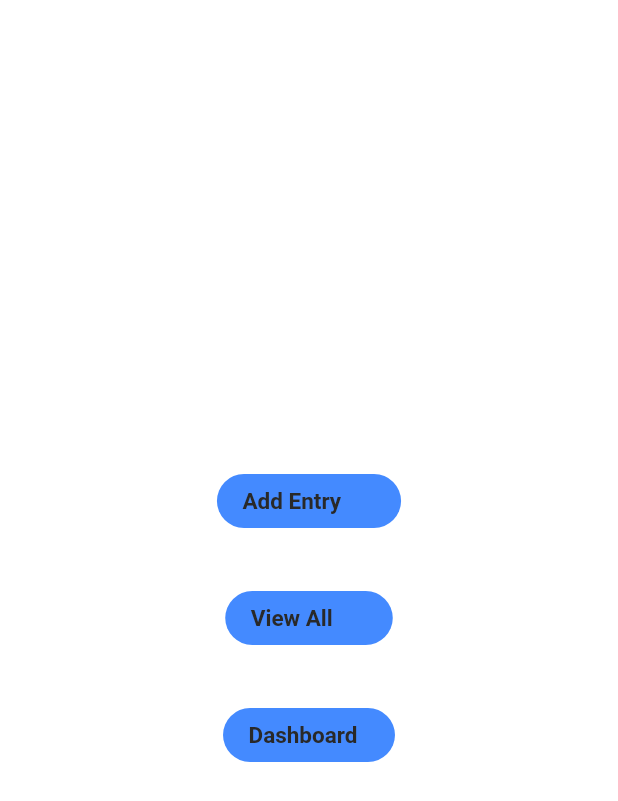
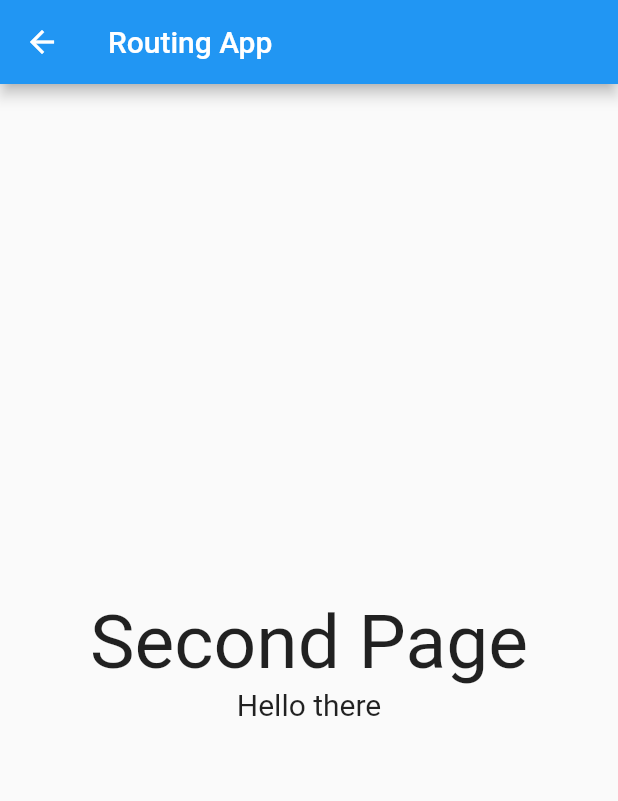
Before and after one commit to akhileshboodhun/book_keeping_app, a Flutter app: the screen it shows after launch, after a tap on "Dashboard", on a phone screen of 412 x 824 dp. Shown: the top 801 px of the screen. Run offline on Flutter 3.47's test engine with Material 2 defaults, Android fonts, the phone set to English and light mode, and no system bars; our stand-ins replace line_awesome_icons, shared_preferences; missing offline and left inert: flat_icons_flutter.

Commit message:
new pages

```diff
--- a/lib/main.dart
+++ b/lib/main.dart
@@ -66,15 +66,22 @@
 import "package:flutter/material.dart";
 
 import 'views/home.dart';
+import 'views/route_generator.dart';
 
 void main() => runApp(MyApp());
 
 class MyApp extends StatelessWidget {
   @override
   Widget build(BuildContext context) {
+    // TODO: implement build
     return MaterialApp(
-        debugShowCheckedModeBanner: false,
-        theme: ThemeData(primarySwatch: Colors.blue),
-        home: HomeScreen());
+      title: 'Bookkeeping App',
+      theme: ThemeData(
+        primarySwatch: Colors.blue,
+      ),
+      debugShowCheckedModeBanner: false,
+      initialRoute: '/',
+      onGenerateRoute: RouteGenerator.generateRoute,
+    );
   }
 }
--- /dev/null
+++ b/lib/views/firstpage.dart
@@ -0,0 +1,59 @@
+import 'package:book_keeping_app/widgets/mydrawer.dart';
+import 'package:flutter/material.dart';
+import 'bookkeeping.dart';
+import 'secondpage.dart';
+
+class FirstPage extends StatefulWidget {
+  @override
+  _FirstPageState createState() => _FirstPageState();
+}
+
+class _FirstPageState extends State<FirstPage> {
+  @override
+  Widget build(BuildContext context) {
+    // TODO: implement build
+    return Scaffold(
+      // drawer: MyDrawer(),
+      appBar: AppBar(
+        title: Text('Bookkeeping App'),
+      ),
+      body: Center(
+        child: Column(
+          mainAxisSize: MainAxisSize.min,
+          children: <Widget>[
+            Text(
+              'INSERT LOGO FIH',
+              style: TextStyle(fontSize: 15),
+            ),
+            RaisedButton(
+                child: Text("Cash Out Book"),
+                onPressed: () {
+                  // Navigator.of(context)
+                  //     .pushNamed('/second', arguments: 'Hello there');
+                  Navigator.push(context,
+                      MaterialPageRoute(builder: (context) => SIForm()));
+                }),
+            RaisedButton(
+                child: Text("All Details"),
+                onPressed: () {
+                  Navigator.of(context)
+                      .pushNamed('/second', arguments: 'Hello there');
+                }),
+            RaisedButton(
+                child: Text("Dashboard"),
+                onPressed: () {
+                  Navigator.of(context)
+                      .pushNamed('/second', arguments: 'Hello there');
+                }),
+            RaisedButton(
+                child: Text("Reservation"),
+                onPressed: () {
+                  Navigator.of(context)
+                      .pushNamed('/second', arguments: 'Hello there');
+                })
+          ],
+        ),
+      ),
+    );
+  }
+}
--- /dev/null
+++ b/lib/views/route_generator.dart
@@ -0,0 +1,43 @@
+import 'package:flutter/material.dart';
+import 'firstpage.dart';
+import 'secondpage.dart';
+
+class RouteGenerator {
+  static Route<dynamic> generateRoute(RouteSettings settings) {
+    // Getting arguments passed in while calling Navigator.pushNamed
+    final args = settings.arguments;
+
+    switch (settings.name) {
+      case '/':
+        return MaterialPageRoute(builder: (_) => FirstPage());
+      case '/second':
+        // Validation of correct data type
+        if (args is String) {
+          return MaterialPageRoute(
+            builder: (_) => SecondPage(
+              data: args,
+            ),
+          );
+        }
+        // If args is not of the correct type, return an error page.
+        // You can also throw an exception while in development.
+        return _errorRoute();
+      default:
+        // If there is no such named route in the switch statement, e.g. /third
+        return _errorRoute();
+    }
+  }
+
+  static Route<dynamic> _errorRoute() {
+    return MaterialPageRoute(builder: (_) {
+      return Scaffold(
+        appBar: AppBar(
+          title: Text('Error'),
+        ),
+        body: Center(
+          child: Text('ERROR'),
+        ),
+      );
+    });
+  }
+}
--- /dev/null
+++ b/lib/views/secondpage.dart
@@ -0,0 +1,39 @@
+import 'package:flutter/material.dart';
+
+class SecondPage extends StatefulWidget {
+  final String data;
+
+  SecondPage({
+    Key key,
+    @required this.data,
+  }) : super(key: key);
+
+  @override
+  _SecondPageState createState() => _SecondPageState();
+}
+
+class _SecondPageState extends State<SecondPage> {
+  @override
+  Widget build(BuildContext context) {
+    return Scaffold(
+      appBar: AppBar(
+        title: Text('Routing App'),
+      ),
+      body: Center(
+        child: Column(
+          mainAxisSize: MainAxisSize.min,
+          children: <Widget>[
+            Text(
+              'Second Page',
+              style: TextStyle(fontSize: 50),
+            ),
+            Text(
+              widget.data,
+              style: TextStyle(fontSize: 20),
+            ),
+          ],
+        ),
+      ),
+    );
+  }
+}
```
Also changed, not shown: lib/views/bookkeeping.dart (added, +256 -0 lines), lib/views/viewdetails.dart (added, +17 -0 lines), pubspec.lock.
